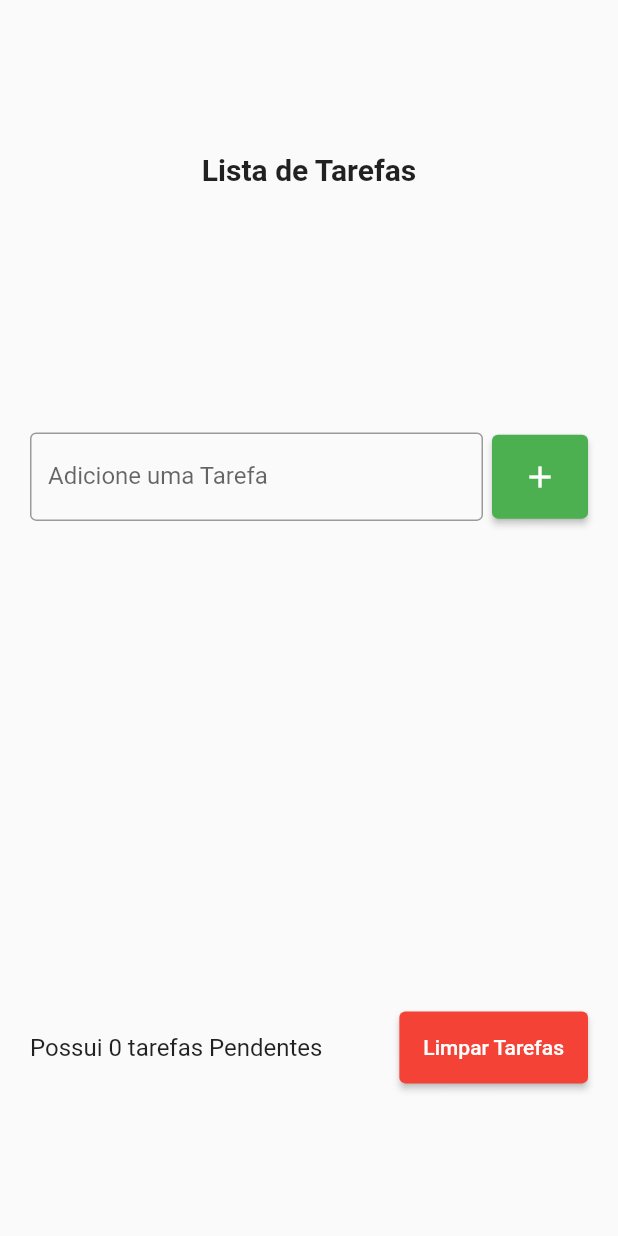
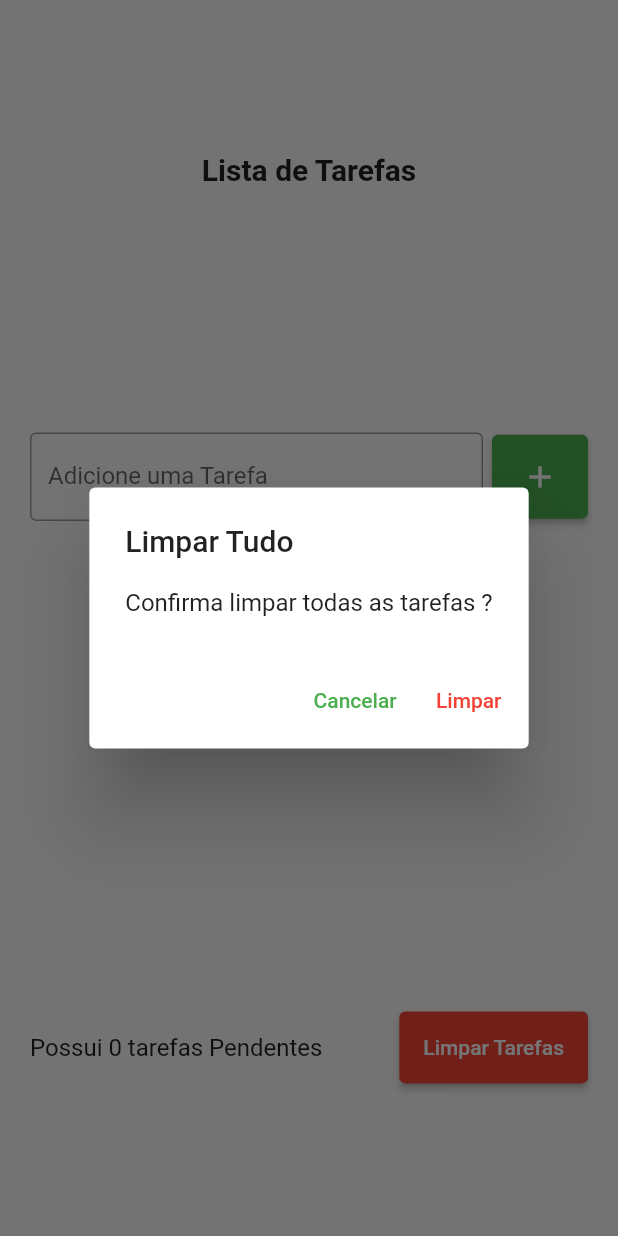
Before and after one commit to limacaio/app_task_list, a Flutter app: the screen it shows after launch, after a tap on "Limpar Tarefas", on a phone screen of 412 x 824 dp. Run offline on Flutter 3.47's test engine with Material 2 defaults, Android fonts, the phone set to English and light mode, and no system bars; our stand-ins replace flutter_slidable.

Commit message:
deleção de todoas as tarefas e recuperação de tarefa individual

```diff
--- a/lib/components/todo_list_iten.dart
+++ b/lib/components/todo_list_iten.dart
@@ -2,7 +2,6 @@ import 'package:app_task_list/models/task.dart';
 import 'package:flutter/material.dart';
 import 'package:intl/intl.dart';
 import 'package:flutter_slidable/flutter_slidable.dart';
-
 
 class TodoListIten extends StatelessWidget {
   const TodoListIten({super.key, required this.task, required this.onDelete});
--- a/lib/pages/todo_list_page.dart
+++ b/lib/pages/todo_list_page.dart
@@ -13,13 +13,32 @@ class _TodoListPageState extends State<TodoListPage> {
   final TextEditingController taskController = TextEditingController();
   //lista de obj task
   List<Task> tasks = [];
+  Task? deletedTask;
+  int? deletedPosition;
 
   void onDelete(Task task) {
+    deletedTask = task;
+    deletedPosition = tasks.indexOf(task);
     setState(() {
       tasks.remove(task);
     });
-    ScaffoldMessenger.of(context).showSnackBar(SnackBar(
-        content: Text("Tarefa ${task.title} foi removida com sucesso")));
+
+    //snackbar
+    ScaffoldMessenger.of(context).clearSnackBars();
+    ScaffoldMessenger.of(context).showSnackBar(
+      SnackBar(
+        content: Text("Tarefa ${task.title} foi removida com sucesso"),
+        //desfaendo o delete armazenando a posição e o item da lista
+        action: SnackBarAction(
+            label: 'Desfazer',
+            onPressed: () {
+              setState(() {
+                tasks.insert(deletedPosition!, deletedTask!);
+              });
+            }),
+        duration: const Duration(seconds: 3),
+      ),
+    );
   }
 
   @override
@@ -65,6 +84,8 @@ class _TodoListPageState extends State<TodoListPage> {
                                 Task(title: text, date: DateTime.now());
                             tasks.add(newtask);
                             taskController.clear();
+                            //hide keyboard
+                            FocusScope.of(context).requestFocus(FocusNode());
                           });
                         }
                       },
@@ -102,7 +123,9 @@ class _TodoListPageState extends State<TodoListPage> {
                         backgroundColor: Colors.red,
                         padding: const EdgeInsets.all(16),
                       ),
-                      onPressed: () {},
+                      onPressed: () {
+                        showDeleteDialog();
+                      },
                       child: const Text("Limpar Tarefas"),
                     )
                   ],
@@ -114,4 +137,43 @@ class _TodoListPageState extends State<TodoListPage> {
       ),
     );
   }
+
+//funcão para chamar dialog confimar exclusão em serie
+  void showDeleteDialog() {
+    showDialog(
+      context: context,
+      builder: (context) => AlertDialog(
+        title: const Text("Limpar Tudo"),
+        content: const Text("Confirma limpar todas as tarefas ?"),
+        actions: [
+          TextButton(
+            onPressed: () {
+              Navigator.of(context).pop();
+            },
+            child: const Text(
+              'Cancelar',
+              style: TextStyle(color: Colors.green),
+            ),
+          ),
+          TextButton(
+            onPressed: () {
+              Navigator.of(context).pop();
+              deleteAllTasks();
+            },
+            child: const Text(
+              'Limpar',
+              style: TextStyle(color: Colors.red),
+            ),
+          ),
+        ],
+      ),
+    );
+  }
+
+  //funcção para deletar todoas as tarefas
+  void deleteAllTasks() {
+    setState(() {
+      tasks.clear();
+    });
+  }
 }
```
